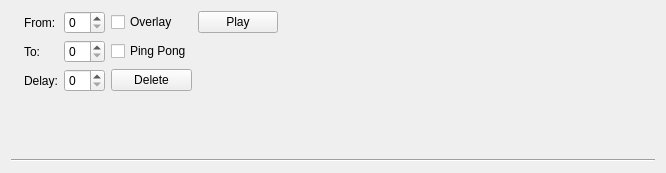
jowin202/OpenSprite, file animations/animationform.ui: the form before one commit.
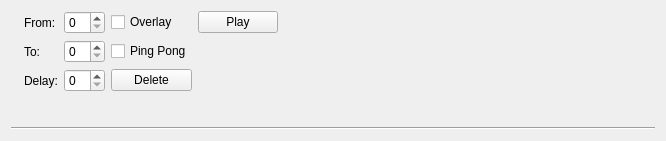
The form after the commit.

Diff of the .ui file:
```diff
--- a/animations/animationform.ui
+++ b/animations/animationform.ui
@@ -7,7 +7,7 @@
     <x>0</x>
     <y>0</y>
     <width>666</width>
-    <height>173</height>
+    <height>141</height>
    </rect>
   </property>
   <property name="windowTitle">
@@ -114,6 +114,9 @@
      <property name="text">
       <string/>
      </property>
+     <property name="alignment">
+      <set>Qt::AlignLeading|Qt::AlignLeft|Qt::AlignTop</set>
+     </property>
     </widget>
    </item>
   </layout>
```
Left out of the diff: 26 changed lines with no effect on the pictures.
